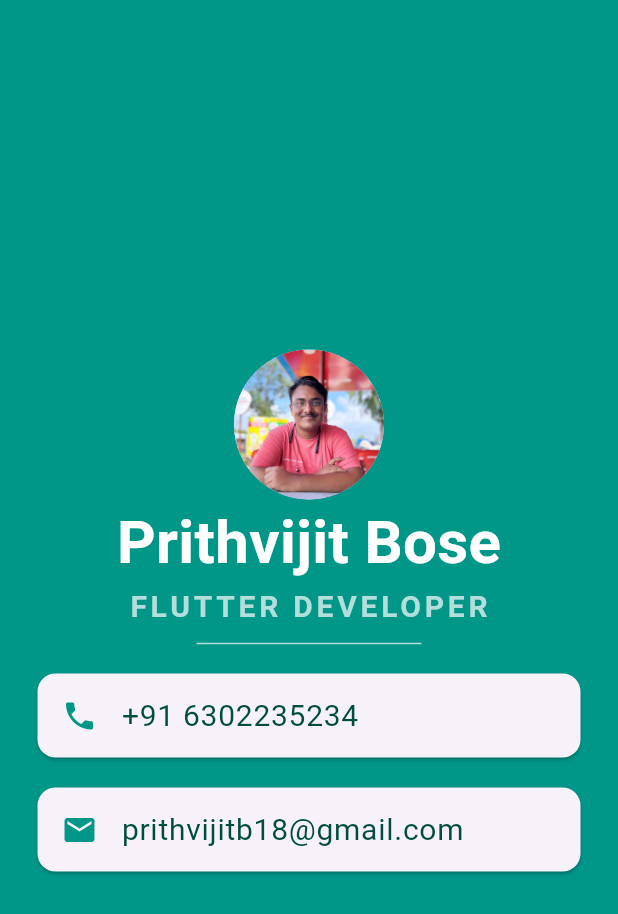
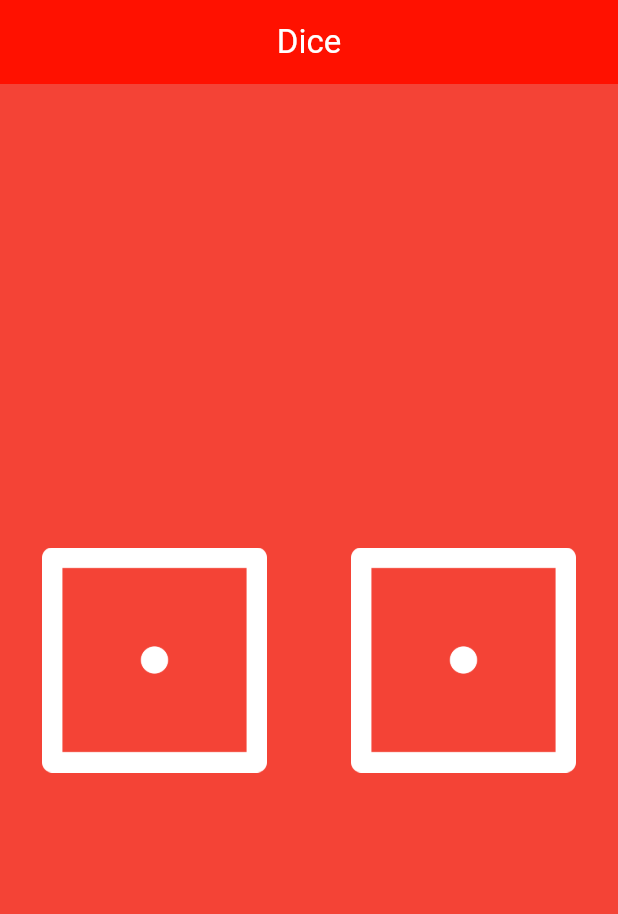
Before and after one commit to PrithvijitBose/Flutter-Dice, a Flutter app: the screen it shows after launch, on a phone screen of 412 x 824 dp. Shown: the top 914 px of the screen. Run offline on Flutter 3.47's test engine with Material 3 defaults, Android fonts, the phone set to English and light mode, and no system bars; Roboto replaces fonts that are missing (Source Sans Pro).

Commit message:
first commit

```diff
--- a/lib/main.dart
+++ b/lib/main.dart
@@ -1,6 +1,7 @@
 import 'package:flutter/material.dart';
+import 'dart:math';
 
-void main() => runApp(MyApp());
+void main() => runApp(const MyApp());
 
 class MyApp extends StatelessWidget {
   const MyApp({super.key});
@@ -8,88 +9,75 @@ class MyApp extends StatelessWidget {
   @override
   Widget build(BuildContext context) {
     return MaterialApp(
-      home: ProfileCard(),
+      home: Scaffold(
+        backgroundColor: Colors.red,
+        appBar: AppBar(
+          backgroundColor: const Color.fromARGB(255, 255, 17, 0),
+          title: const Text(
+            'Dice',
+            style: TextStyle(color: Colors.white),
+          ),
+          centerTitle: true,
+        ),
+        body: const DicePage(),
+      ),
     );
   }
 }
 
-class ProfileCard extends StatelessWidget {
-  const ProfileCard({super.key});
+class DicePage extends StatefulWidget {
+  const DicePage({super.key});
+
+  @override
+  State<DicePage> createState() => _DicePageState();
+}
+
+class _DicePageState extends State<DicePage> {
+  int leftDiceNumber = 1;
+  int rightDiceNumber = 1;
+
+  void changeDiceFace(){
+     setState(
+                    () {
+                      leftDiceNumber = Random().nextInt(6) + 1;
+                      rightDiceNumber = Random().nextInt(6) + 1;
+                      print('dicenumber = $leftDiceNumber');
+                      // Add your onPressed logic here
+                    },
+                  );
+  }
 
   @override
   Widget build(BuildContext context) {
-    return Scaffold(
-      backgroundColor: Colors.teal,
-      body: SafeArea(
-        child: Column(
-          mainAxisAlignment: MainAxisAlignment.center,
-          children: <Widget>[
-            CircleAvatar(
-              radius: 50.0,
-              backgroundImage: AssetImage('lib/Images/Prithvijit.jpg'),
-            ),
-            Text(
-              'Prithvijit Bose',
-              style: TextStyle(
-                fontFamily: 'Pacifico',
-                fontSize: 40.0,
-                color: Colors.white,
-                fontWeight: FontWeight.bold,
+    return Center(
+      child: Row(
+        children: <Widget>[
+          Expanded(
+            flex: 1,
+            child: Padding(
+              padding: const EdgeInsets.all(16.0),
+              child: TextButton(
+                child: Image.asset('lib/Images/dice$leftDiceNumber.png'),
+                onPressed: () {
+                 changeDiceFace();
+                },
               ),
             ),
-            Text(
-              'FLUTTER DEVELOPER',
-              style: TextStyle(
-                fontFamily: 'Source Sans Pro',
-                color: Colors.teal.shade100,
-                fontSize: 20.0,
-                letterSpacing: 2.5,
-                fontWeight: FontWeight.bold,
+          ),
+          Expanded(
+            flex: 1,
+            child: Padding(
+              padding: const EdgeInsets.all(16.0),
+              child: TextButton(
+                onPressed: () {
+                 changeDiceFace();
+                  // Add your onPressed logic here
+                },
+                child: Image.asset('lib/Images/dice$rightDiceNumber.png'),
               ),
             ),
-            SizedBox(
-              height: 20.0,
-              width: 150.0,
-              child: Divider(
-                color: Colors.teal.shade100,
-              ),
-            ),
-            Card(
-              margin: EdgeInsets.symmetric(vertical: 10.0, horizontal: 25.0),
-              child: ListTile(
-                leading: Icon(
-                  Icons.phone,
-                  color: Colors.teal,
-                ),
-                title: Text(
-                  '+91 6302235234',
-                  style: TextStyle(
-                    color: Colors.teal.shade900,
-                    fontFamily: 'Source Sans Pro',
-                    fontSize: 20.0,
-                  ),
-                ),
-              ),
-            ),
-            Card(
-              margin: EdgeInsets.symmetric(vertical: 10.0, horizontal: 25.0),
-              child: ListTile(
-                leading: Icon(
-                  Icons.email,
-                  color: Colors.teal,
-                ),
-                title: Text(
-                  'prithvijitb18@gmail.com',
-                  style: TextStyle(
-                    fontSize: 20.0,
-                    color: Colors.teal.shade900,
-                    fontFamily: 'Source Sans Pro',
-                  ),
-                ),
-              ),
-            ),
-          ],
-        ),
+          ),
+        ],
       ),
     );
   }
```
Also changed, not shown: pubspec.yaml (+17 -68 lines), lib/Images/dice1.png (added), lib/Images/dice2.png (added), lib/Images/dice3.png (added), lib/Images/dice4.png (added), lib/Images/dice5.png (added), lib/Images/dice6.png (added), lib/fonts/Pacifico-Regular.ttf (added), lib/fonts/SourceSans3-VariableFont_wght.ttf (added), pubspec.lock.
